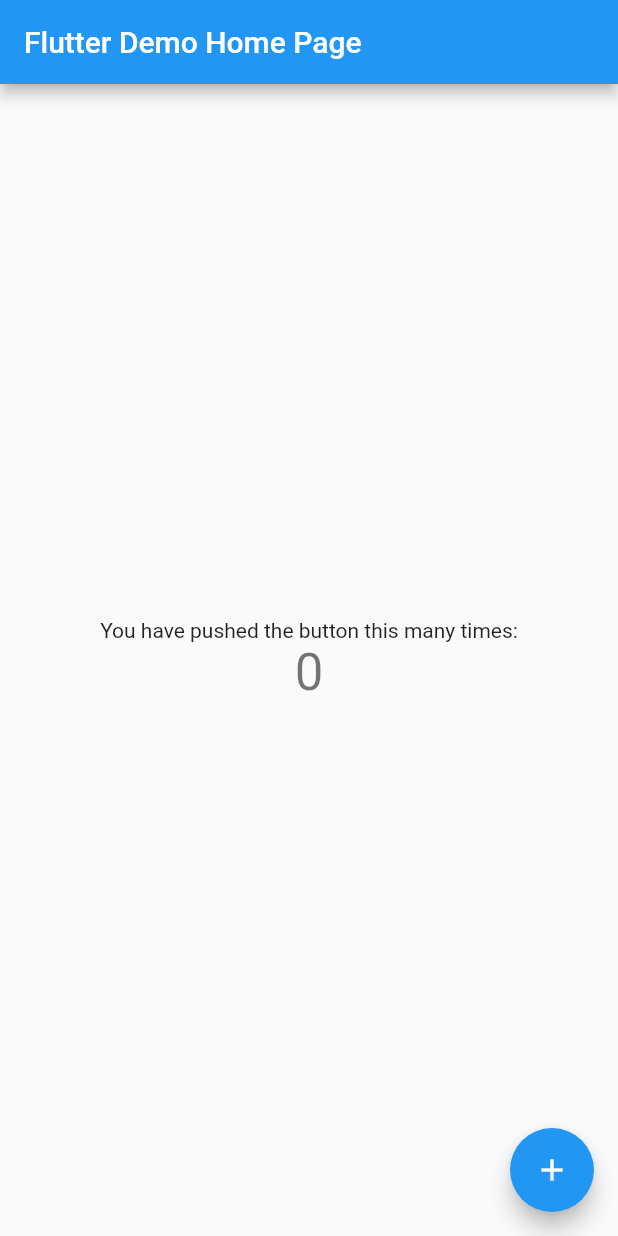
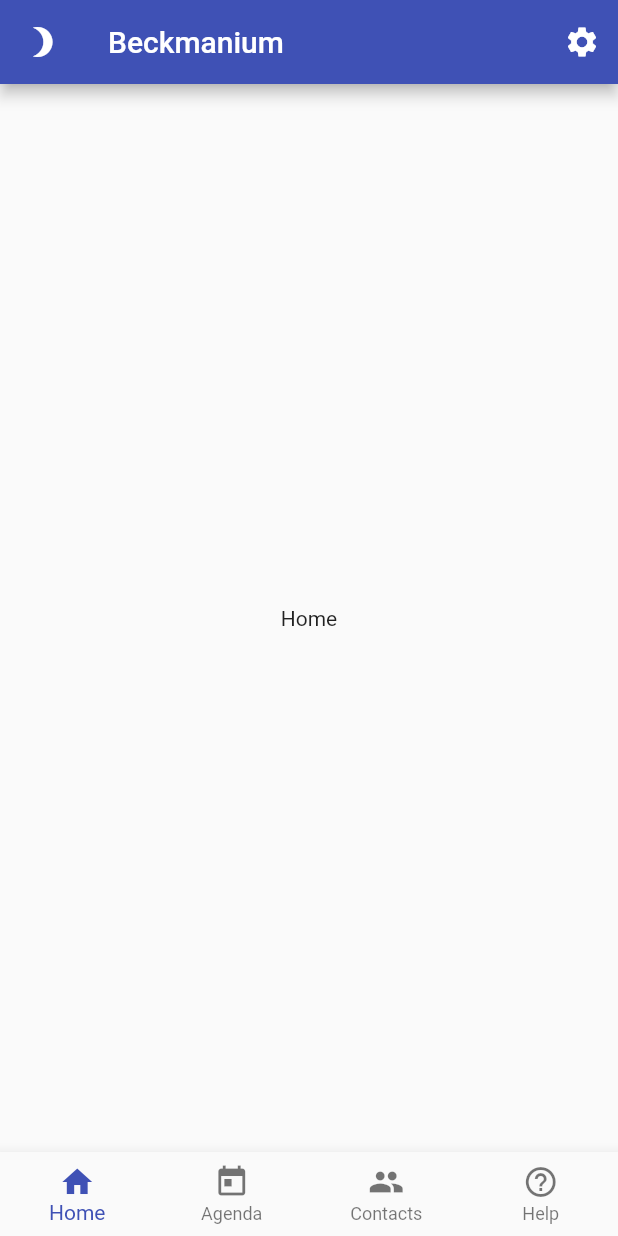
Before and after one commit to tristandesigns/beckman, a Flutter app: the screen it shows after launch, on a phone screen of 412 x 824 dp. Run offline on Flutter 3.47's test engine with Material 2 defaults, Android fonts, the phone set to English and light mode, and no system bars; our stand-ins replace dynamic_theme.

Commit message:
Set up the app structure and UI foundation

```diff
--- a/lib/main.dart
+++ b/lib/main.dart
@@ -1,117 +1,36 @@
+import 'package:beckman/pages/spine.dart';
+import 'package:dynamic_theme/dynamic_theme.dart';
+import 'package:flutter/cupertino.dart';
 import 'package:flutter/material.dart';
 
 void main() {
   runApp(MyApp());
 }
 
+
 class MyApp extends StatelessWidget {
-  // This widget is the root of your application.
   @override
   Widget build(BuildContext context) {
-    return MaterialApp(
-      title: 'Flutter Demo',
-      theme: ThemeData(
-        // This is the theme of your application.
-        //
-        // Try running your application with "flutter run". You'll see the
-        // application has a blue toolbar. Then, without quitting the app, try
-        // changing the primarySwatch below to Colors.green and then invoke
-        // "hot reload" (press "r" in the console where you ran "flutter run",
-        // or simply save your changes to "hot reload" in a Flutter IDE).
-        // Notice that the counter didn't reset back to zero; the application
-        // is not restarted.
-        primarySwatch: Colors.blue,
-        // This makes the visual density adapt to the platform that you run
-        // the app on. For desktop platforms, the controls will be smaller and
-        // closer together (more dense) than on mobile platforms.
-        visualDensity: VisualDensity.adaptivePlatformDensity,
-      ),
-      home: MyHomePage(title: 'Flutter Demo Home Page'),
+
+    return DynamicTheme(
+      defaultBrightness: Brightness.light,
+      data: (brightness) {
+        return ThemeData(
+          primarySwatch: Colors.indigo,
+          brightness: brightness,
+          visualDensity: VisualDensity.adaptivePlatformDensity,
+        );
+      },
+      themedWidgetBuilder: (BuildContext context, ThemeData themeData) {
+        return MaterialApp(
+            title: 'Flutter Demo',
+            theme: themeData,
+
+            // TODO Make this check sharedprefs to see if IntroPage should be instantiated
+
+            home: Spine()
+        );
+      },
     );
   }
 }
-
-class MyHomePage extends StatefulWidget {
-  MyHomePage({Key key, this.title}) : super(key: key);
-
-  // This widget is the home page of your application. It is stateful, meaning
-  // that it has a State object (defined below) that contains fields that affect
-  // how it looks.
-
-  // This class is the configuration for the state. It holds the values (in this
-  // case the title) provided by the parent (in this case the App widget) and
-  // used by the build method of the State. Fields in a Widget subclass are
-  // always marked "final".
-
-  final String title;
-
-  @override
-  _MyHomePageState createState() => _MyHomePageState();
-}
-
-class _MyHomePageState extends State<MyHomePage> {
-  int _counter = 0;
-
-  void _incrementCounter() {
-    setState(() {
-      // This call to setState tells the Flutter framework that something has
-      // changed in this State, which causes it to rerun the build method below
-      // so that the display can reflect the updated values. If we changed
-      // _counter without calling setState(), then the build method would not be
-      // called again, and so nothing would appear to happen.
-      _counter++;
-    });
-  }
-
-  @override
-  Widget build(BuildContext context) {
-    // This method is rerun every time setState is called, for instance as done
-    // by the _incrementCounter method above.
-    //
-    // The Flutter framework has been optimized to make rerunning build methods
-    // fast, so that you can just rebuild anything that needs updating rather
-    // than having to individually change instances of widgets.
-    return Scaffold(
-      appBar: AppBar(
-        // Here we take the value from the MyHomePage object that was created by
-        // the App.build method, and use it to set our appbar title.
-        title: Text(widget.title),
-      ),
-      body: Center(
-        // Center is a layout widget. It takes a single child and positions it
-        // in the middle of the parent.
-        child: Column(
-          // Column is also a layout widget. It takes a list of children and
-          // arranges them vertically. By default, it sizes itself to fit its
-          // children horizontally, and tries to be as tall as its parent.
-          //
-          // Invoke "debug painting" (press "p" in the console, choose the
-          // "Toggle Debug Paint" action from the Flutter Inspector in Android
-          // Studio, or the "Toggle Debug Paint" command in Visual Studio Code)
-          // to see the wireframe for each widget.
-          //
-          // Column has various properties to control how it sizes itself and
-          // how it positions its children. Here we use mainAxisAlignment to
-          // center the children vertically; the main axis here is the vertical
-          // axis because Columns are vertical (the cross axis would be
-          // horizontal).
-          mainAxisAlignment: MainAxisAlignment.center,
-          children: <Widget>[
-            Text(
-              'You have pushed the button this many times:',
-            ),
-            Text(
-              '$_counter',
-              style: Theme.of(context).textTheme.headline4,
-            ),
-          ],
-        ),
-      ),
-      floatingActionButton: FloatingActionButton(
-        onPressed: _incrementCounter,
-        tooltip: 'Increment',
-        child: Icon(Icons.add),
-      ), // This trailing comma makes auto-formatting nicer for build methods.
-    );
-  }
-}
--- /dev/null
+++ b/lib/pages/home/home_page.dart
@@ -0,0 +1,17 @@
+import 'package:flutter/material.dart';
+
+class HomePage extends StatefulWidget {
+  @override
+  _HomePageState createState() => _HomePageState();
+}
+
+class _HomePageState extends State<HomePage> {
+  @override
+  Widget build(BuildContext context) {
+    return Scaffold(
+      body: Center(
+          child: Text("Home")
+      ),
+    );
+  }
+}
--- /dev/null
+++ b/lib/pages/spine.dart
@@ -0,0 +1,88 @@
+import 'package:dynamic_theme/dynamic_theme.dart';
+import 'package:flutter/cupertino.dart';
+import 'package:flutter/material.dart';
+
+import 'agenda/agenda_page.dart';
+import 'contacts/contacts_page.dart';
+import 'help/help_page.dart';
+import 'home/home_page.dart';
+import 'management/settings/settings_page.dart';
+
+class Spine extends StatefulWidget {
+  @override
+  _SpineState createState() => _SpineState();
+}
+
+class _SpineState extends State<Spine> {
+
+  int selectedIndex = 0;
+  List<Widget> pages = [
+    HomePage(),
+    AgendaPage(),
+    ContactsPage(),
+    HelpPage()
+  ];
+
+  List<String> names = [
+    "Beckmanium",
+    "Agenda",
+    "Contacts",
+    "Help"
+  ];
+
+
+  @override
+  Widget build(BuildContext context) {
+    return Scaffold(
+      appBar: AppBar(
+        title: Text(names[selectedIndex]),
+        actions: [
+          IconButton(
+            icon: Icon(Icons.settings),
+            onPressed: () {
+              Navigator.push(context, CupertinoPageRoute(
+                  builder: (context) => SettingsPage()
+              ));
+            },
+            tooltip: "Settings",
+          )
+        ],
+        leading: IconButton(
+          icon: Icon(Icons.brightness_3),
+          onPressed: () => DynamicTheme.of(context).setBrightness(DynamicTheme.of(context).brightness == Brightness.dark ? Brightness.light : Brightness.dark),
+          tooltip: "Change Brightness",
+        ),
+      ),
+      body: pages[selectedIndex],
+      bottomNavigationBar: BottomNavigationBar(
+        currentIndex: selectedIndex,
+        onTap: (index) {
+          setState(() => selectedIndex = index);
+        },
+        showUnselectedLabels: true,
+        showSelectedLabels: true,
+        selectedFontSize: 14,
+        unselectedFontSize: 12,
+        type: BottomNavigationBarType.fixed,
+        items: [
+          BottomNavigationBarItem(
+            icon: Icon(Icons.home),
+            title: Text("Home"),
+          ),
+          BottomNavigationBarItem(
+            icon: Icon(Icons.today),
+            title: Text("Agenda"),
+          ),
+          BottomNavigationBarItem(
+            icon: Icon(Icons.people),
+            title: Text("Contacts"),
+          ),
+          BottomNavigationBarItem(
+            icon: Icon(Icons.help_outline),
+            title: Text("Help"),
+          ),
+        ],
+      ),
+    );
+  }
+}
--- a/pubspec.yaml
+++ b/pubspec.yaml
@@ -23,6 +23,8 @@
 dependencies:
   flutter:
     sdk: flutter
+  dynamic_theme: ^1.0.0
+  shared_preferences: ^0.5.12
 
 
   # The following adds the Cupertino Icons font to your application.
```
Also changed, not shown: lib/pages/agenda/agenda_page.dart (added, +17 -0 lines), lib/pages/contacts/contacts_page.dart (added, +17 -0 lines), lib/pages/help/help_page.dart (added, +17 -0 lines), lib/pages/management/intro/intro_page.dart (added, +15 -0 lines), lib/pages/management/settings/settings_page.dart (added, +20 -0 lines), pubspec.lock, 3 other files.
